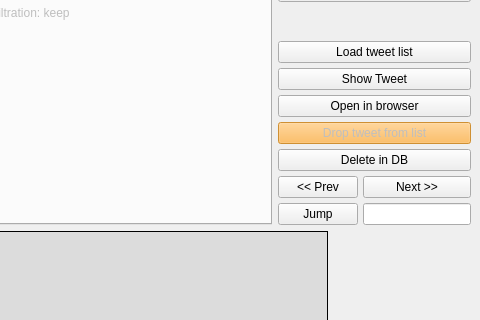
Qt form twitter_analyzer/gui/GUI_QT.ui (GrzegorzKrug/TwitterAnalyzer) before a commit; both pictures show x 589 to 1069 and y 203 to 523 of the 1069 by 853 pixel window.
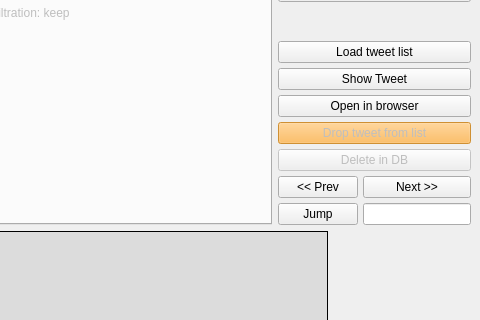
The same form after that commit.

Commit message: Disabled buttons with removed functionality

The edit to the form file:
```diff
--- a/twitter_analyzer/gui/GUI_QT.ui
+++ b/twitter_analyzer/gui/GUI_QT.ui
@@ -231,6 +231,9 @@
         </item>
         <item row="19" column="0" colspan="2">
          <widget class="QPushButton" name="pushButton">
+          <property name="enabled">
+           <bool>false</bool>
+          </property>
           <property name="text">
            <string>Delete in DB</string>
           </property>
```
Left out of the diff: 5 changed lines with no effect on the pictures. The commit also changes 1 other file.
